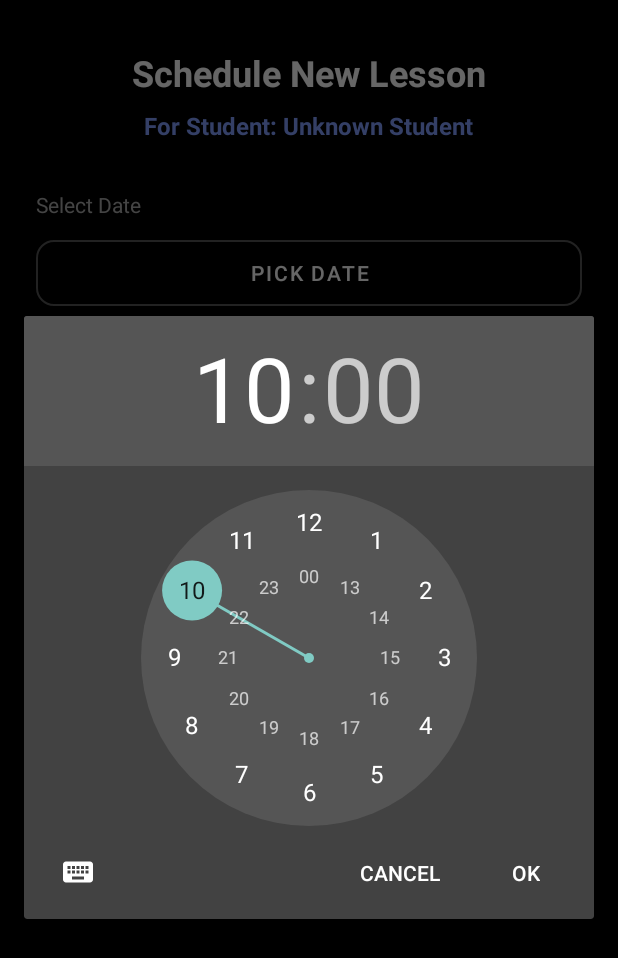
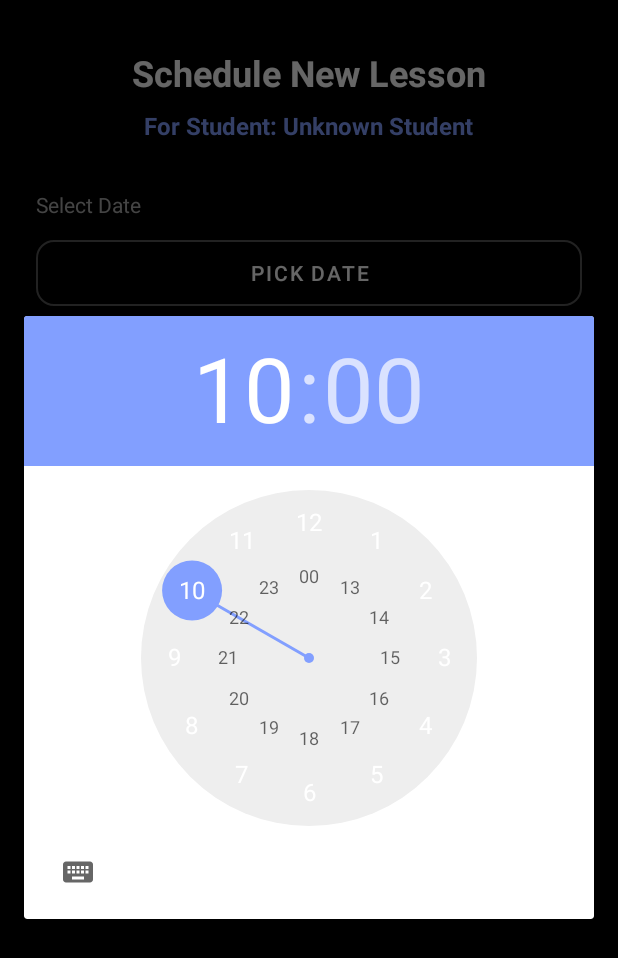
Before and after one commit to orian43/DriveCoachApplication_01_26A10208, an Android app: the ScheduleLessonActivity screen opened directly, with no data from a screen before it, after a tap on "PICK TIME", on a phone screen of 412 x 824 dp. Shown: the top 958 px of the screen. Run offline under Robolectric (Android 15) with nearby library versions, the light colour scheme and no system bars.

Commit message:
Change the color of the time selection, so that the confirmation is more prominent

```diff
--- a/app/src/main/java/com/example/drivecoachapplication_01_26a10208/activity/activityInstructor/ScheduleLessonActivity.kt
+++ b/app/src/main/java/com/example/drivecoachapplication_01_26a10208/activity/activityInstructor/ScheduleLessonActivity.kt
@@ -67,7 +67,7 @@ class ScheduleLessonActivity : AppCompatActivity() {
         val hour = calendar.get(Calendar.HOUR_OF_DAY)
 
         // Round Hour Constraint: Open the clock with the default minutes locked to 0
-        val timePickerDialog = TimePickerDialog(this, android.R.style.Theme_Material_Dialog_Alert, { _, selectedHour, _ ->
+        val timePickerDialog = TimePickerDialog(this, R.style.CustomTimePickerTheme, { _, selectedHour, _ ->
             // Completely ignoring what the user chose in minutes and setting it to a hard 00 in the string
             selectedTime = String.format(Locale.getDefault(), "%02d:00", selectedHour)
             binding.btnSelectTime.text = selectedTime
--- a/app/src/main/res/values/themes.xml
+++ b/app/src/main/res/values/themes.xml
@@ -6,4 +6,9 @@
     </style>
 
     <style name="Theme.DriveCoachApplication_01_26A10208" parent="Base.Theme.DriveCoachApplication_01_26A10208" />
+
+    <style name="CustomTimePickerTheme" parent="Theme.MaterialComponents.DayNight.Dialog">
+        <item name="colorAccent">#829FFF</item>
+        <item name="android:textColorPrimary">#FFFFFF</item>
+    </style>
 </resources>
```
